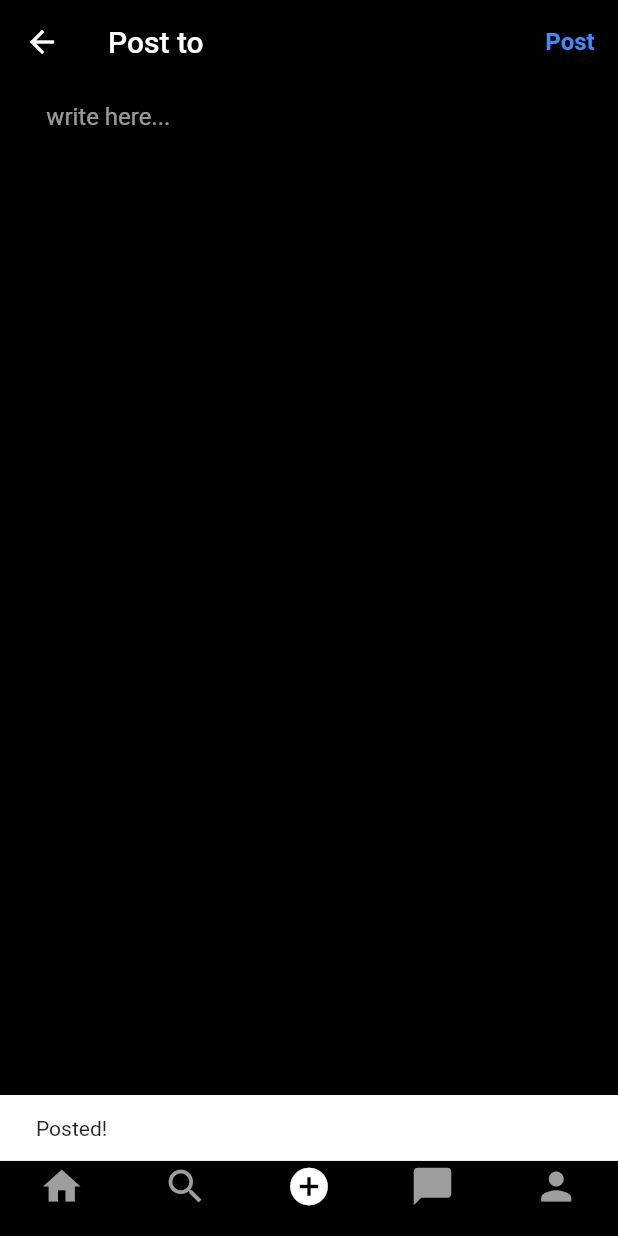
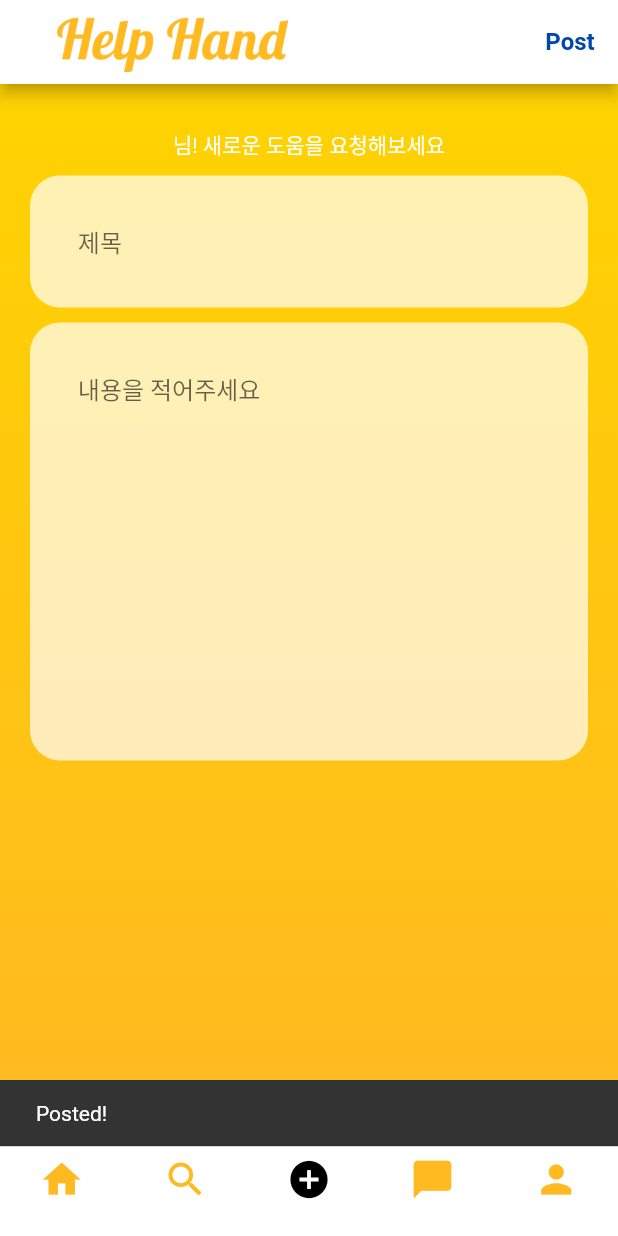
Before and after one commit to gkwls1012/madcamp_week3, a Flutter app: the screen it shows once a user with an empty profile is signed in, item 3 of the bottom bar chosen, after a tap on "Post", on a phone screen of 412 x 824 dp. Run offline on Flutter 3.47's test engine with Material 2 defaults, Android fonts, the phone set to English and light mode, and no system bars; our stand-ins replace cloud_firestore, firebase_auth, firebase_core, firebase_storage, image_picker; accounts and stored records are empty.

Commit message:
text add,show

```diff
--- a/lib/main.dart
+++ b/lib/main.dart
@@ -44,9 +44,6 @@ class MyApp extends StatelessWidget {
       child: MaterialApp(
           debugShowCheckedModeBanner: false,
           title: 'Help Hand',
-          theme: ThemeData.dark().copyWith(
-            scaffoldBackgroundColor: mobileBackgroundColor,
-          ),
           home: StreamBuilder(
             stream: FirebaseAuth.instance.authStateChanges(),
             builder: (context, snapshot) {
--- a/lib/models/post.dart
+++ b/lib/models/post.dart
@@ -1,33 +1,30 @@
 import 'package:cloud_firestore/cloud_firestore.dart';
 
 class Post {
+  final String title;
   final String description;
   final String uid;
   final String username;
   final String postId;
   final datePublished;
-  //final String postUrl;
-  //final String profImage;
   final likes;
 
   const Post({
+    required this.title,
     required this.description,
     required this.uid,
-    //required this.postUrl,
     required this.username,
     required this.postId,
-    //required this.profImage,
     required this.likes,
     required this.datePublished,
   });
 
   Map<String, dynamic> toJson() => {
+    "title": title,
     "username": username,
     "uid": uid,
     "description": description,
-    //"postUrl": postUrl,
     "postId": postId,
-    //"profImage": profImage,
     "likes": likes,
     "datePublished": datePublished,
   };
@@ -36,12 +33,11 @@ class Post {
     var snapshot = snap.data() as Map<String, dynamic>;
 
     return Post(
+      title: snapshot['title'],
       username: snapshot['username'],
       uid: snapshot['uid'],
       description: snapshot['description'],
-      //postUrl: snapshot['postUrl'],
       postId: snapshot['postId'],
-      //profImage: snapshot['profImage'],
       likes: snapshot['likes'],
       datePublished: snapshot['datePublished']
     );
--- a/lib/resources/firestore_methods.dart
+++ b/lib/resources/firestore_methods.dart
@@ -11,11 +11,10 @@ class FirestoreMethods {
 
   //upload post
   Future<String> uploadPost(
+      String title,
       String description,
-      //Uint8List file,
       String uid,
       String username,
-      //String profImage,
       ) async {
     String res = "some error occurred";
     try {
@@ -24,13 +23,12 @@ class FirestoreMethods {
 
       String postId = const Uuid().v1();
       Post post = Post(
+        title: title,
         description: description,
         uid: uid,
         username: username,
         postId: postId,
         datePublished: DateTime.now(),
-        //postUrl: photoUrl,
-        //profImage: profImage,
         likes: [],
       );
 
--- a/lib/responsive/mobile_screen_layout.dart
+++ b/lib/responsive/mobile_screen_layout.dart
@@ -65,31 +65,32 @@ class _MobileScreenLayoutState extends State<MobileScreenLayout> {
         controller: pageController,
         onPageChanged: onPageChanged,
       ),
-      bottomNavigationBar: CupertinoTabBar(
+      bottomNavigationBar: Container(
+        height: 60,
+        child: CupertinoTabBar(
           backgroundColor: mobileBackgroundColor,
             items: [
                 BottomNavigationBarItem(
-              icon: Icon(Icons.home, color: _page==0? primaryColor: secondaryColor,),
+                icon: Icon(Icons.home, color: _page==0? Colors.black : primaryColor ,),
+                label: '',
+                ),
+              BottomNavigationBarItem(
+              icon: Icon(Icons.search, color: _page==1? Colors.black: primaryColor,),
               label: '',
               backgroundColor: primaryColor,
               ),
               BottomNavigationBarItem(
-            icon: Icon(Icons.search, color: _page==1? primaryColor: secondaryColor,),
+              icon: Icon(Icons.add_circle, color: _page==2? Colors.black: primaryColor,),
               label: '',
               backgroundColor: primaryColor,
               ),
               BottomNavigationBarItem(
-            icon: Icon(Icons.add_circle, color: _page==2? primaryColor: secondaryColor,),
+              icon: Icon(Icons.chat_bubble, color: _page==3? Colors.black: primaryColor,),
               label: '',
               backgroundColor: primaryColor,
               ),
               BottomNavigationBarItem(
-            icon: Icon(Icons.chat_bubble, color: _page==3? primaryColor: secondaryColor,),
-            label: '',
-            backgroundColor: primaryColor,
-            ),
-            BottomNavigationBarItem(
-            icon: Icon(Icons.person,color: _page==4? primaryColor: secondaryColor,),
+              icon: Icon(Icons.person,color: _page==4? Colors.black: primaryColor,),
               label: '',
               backgroundColor: primaryColor,
               ),
@@ -97,6 +98,7 @@ class _MobileScreenLayoutState extends State<MobileScreenLayout> {
           onTap: navigationTapped,
 
         ),
+      ),
             );
           }
 }
--- a/lib/screens/add_screen.dart
+++ b/lib/screens/add_screen.dart
@@ -19,24 +19,22 @@ class Add extends StatefulWidget {
 
 class _AddState extends State<Add> {
   bool _isLoading = false;
-  Uint8List? _file;
+  final TextEditingController _titleController = TextEditingController();
   final TextEditingController _descriptionController = TextEditingController();
 
   void postImage(
     String uid,
     String username,
-    //String profImage,
   ) async {
     setState(() {
       _isLoading = true;
     });
     try {
       String res = await FirestoreMethods().uploadPost(
+        _titleController.text,
           _descriptionController.text,
-        //_file!,
         uid,
         username,
-          //profImage
       );
 
       if (res == "success") {
@@ -52,55 +50,9 @@ class _AddState extends State<Add> {
     });
   }
 
-  _selectImage(BuildContext context) async {
-    showDialog(
-      context: context,
-      builder: (context) {
-        return SimpleDialog(
-          title: const Text('Create a Post'),
-          children: [
-            SimpleDialogOption(
-              padding: const EdgeInsets.all(20),
-              child: const Text('Take a photo'),
-              onPressed: () async {
-                Navigator.of(context).pop();
-                Uint8List? file = await pickImage(ImageSource.camera);
-                if (file != null) {
-                  setState(() {
-                    _file = file;
-                  });
-                }
-              },
-            ),
-            SimpleDialogOption(
-              padding: const EdgeInsets.all(20),
-              child: const Text('Choose from gallery'),
-              onPressed: () async {
-                Navigator.of(context).pop();
-                Uint8List? file = await pickImage(ImageSource.gallery);
-                if (file != null) {
-                  setState(() {
-                    _file = file;
-                  });
-                }
-              },
-            ),
-            SimpleDialogOption(
-              padding: const EdgeInsets.all(20),
-              child: const Text('Cancel'),
-              onPressed: () {
-                Navigator.of(context).pop();
-              },
-            ),
-          ],
-        );
-      },
-    );
-  }
 
   String uid = "";
   String username = "";
-  //String photoUrl = "";
 
   @override
   void initState() {
@@ -117,13 +69,13 @@ class _AddState extends State<Add> {
     setState(() {
       username = (snap.data() as Map<String, dynamic>)['username'];
       uid = (snap.data() as Map<String, dynamic>)['uid'];
-      //photoUrl = (snap.data() as Map<String, dynamic>)['photoUrl'];
     });
   }
 
   @override
   void dispose() {
     super.dispose();
+    _titleController.dispose();
     _descriptionController.dispose();
   }
 
@@ -132,24 +84,27 @@ class _AddState extends State<Add> {
     return Scaffold(
       appBar: AppBar(
         backgroundColor: mobileBackgroundColor,
-        leading: IconButton(
-          icon: const Icon(Icons.arrow_back),
-          onPressed: () => {},
+        title: Row(
+          children: [
+            Image(
+              image: AssetImage('assets/logo_helphand.png'),
+              height: 40,
+              color: primaryColor,
             ),
-        title: const Text('Post to'),
-        centerTitle: false,
+          ],
+        ),
         actions: [
           TextButton(
             onPressed: () => postImage(uid, username),
             child: _isLoading
                 ? const Center(
                     child: CircularProgressIndicator(
-                    color: primaryColor,
+                    color: Colors.white,
                   ))
                 : const Text(
                     'Post',
                     style: TextStyle(
-                      color: Colors.blueAccent,
+                      color: blueColor1,
                       fontWeight: FontWeight.bold,
                       fontSize: 16,
                     ),
@@ -157,47 +112,72 @@ class _AddState extends State<Add> {
           ),
         ],
       ),
-      body: Column(
+      body: Container(
+        decoration: BoxDecoration(
+          gradient: LinearGradient(
+            colors: [secondaryColor, primaryColor],
+            begin: Alignment.topCenter,
+            end: Alignment.bottomCenter,
+          ),
+        ),
+        child: Column(
           children: [
-          Row(
+            Column(
               mainAxisAlignment: MainAxisAlignment.spaceAround,
               crossAxisAlignment: CrossAxisAlignment.start,
               children: [
-              SizedBox(
-                width: MediaQuery.of(context).size.width * 0.7,
+                Container(
+                  margin: const EdgeInsets.only(left: 20, right: 20, top: 30),
+                  child: Center(
+                    child: Text(
+                      username + '님! 새로운 도움을 요청해보세요',
+                      style: TextStyle(color: Colors.white),
+                    ),
+                  ),
+                ),
+
+
+                Container(
+                  margin: const EdgeInsets.symmetric(horizontal: 20, vertical: 10),
+                  decoration: BoxDecoration(
+                    color: Colors.white.withOpacity(0.7),
+                    borderRadius: BorderRadius.circular(20),
+                  ),
+                  child: Padding(
+                    padding: const EdgeInsets.all(20),
+                    child: TextField(
+                      controller: _titleController,
+                      decoration: InputDecoration(
+                        hintText: "   제목",
+                        border: InputBorder.none,
+                      ),
+                      maxLines: 1,
+                    ),
+                  ),
+                ),
+                Container(
+                  margin: const EdgeInsets.symmetric(horizontal: 20),
+                  decoration: BoxDecoration(
+                    color: Colors.white.withOpacity(0.7),
+                    borderRadius: BorderRadius.circular(20),
+                  ),
+                  child: Padding(
+                    padding: const EdgeInsets.all(20),
                   child: TextField(
                     controller: _descriptionController,
-                  decoration: const InputDecoration(
-                    hintText: "write here...",
+                    decoration: InputDecoration(
+                      hintText: "   내용을 적어주세요",
                       border: InputBorder.none,
                     ),
                     maxLines: 12,
+                  ),),
                 ),
-              ),
-              /*
-                    SizedBox(
-                      height: 90,
-                      width: 90,
-                      child: AspectRatio(
-                        aspectRatio: 487 / 451,
-                        child: Container(
-                          decoration: BoxDecoration(
-                            image: DecorationImage(
-                              image: MemoryImage(_file!),
-                              fit: BoxFit.fill,
-                              alignment: FractionalOffset.topCenter,
-                            ),
-                          ),
-                        ),
-                      ),
-                    ),
-                    */
 
-              const Divider(),
               ],
             ),
           ],
         ),
+      ),
     );
   }
 }
--- a/lib/screens/feed_screen.dart
+++ b/lib/screens/feed_screen.dart
@@ -13,18 +13,24 @@ class FeedScreen extends StatelessWidget {
         backgroundColor: mobileBackgroundColor,
         centerTitle: false,
         title: Container(
-          margin: const EdgeInsets.only(top: 20),
+          //margin: const EdgeInsets.only(top: 20),
           child: Image(
                 image: AssetImage('assets/logo_helphand.png'),
                 height: 40,
                 color: primaryColor,
               ),
           ),
-        actions: [
-          IconButton(onPressed: () {}, icon: Icon(Icons.messenger_outline_outlined))
-        ],
         ),
-      body: StreamBuilder(
+
+      body: Container(
+        decoration: BoxDecoration(
+          gradient: LinearGradient(
+            colors: [secondaryColor, primaryColor],
+            begin: Alignment.topCenter,
+            end: Alignment.bottomCenter,
+          ),
+        ),
+        child: StreamBuilder(
           stream: FirebaseFirestore.instance.collection('posts').snapshots(),
           builder: (context, AsyncSnapshot<QuerySnapshot<Map<String,dynamic>>> snapshot){
             if(snapshot.connectionState == ConnectionState.waiting){
@@ -40,6 +46,7 @@ class FeedScreen extends StatelessWidget {
             );
           }
         ),
+      ),
     );
   }
 }
--- /dev/null
+++ b/lib/screens/home_screen.dart
@@ -0,0 +1,40 @@
+import 'dart:typed_data';
+import 'package:cloud_firestore/cloud_firestore.dart';
+import 'package:firebase_auth/firebase_auth.dart';
+import 'package:flutter/material.dart';
+import 'package:image_picker/image_picker.dart';
+import 'package:provider/provider.dart';
+import 'package:untitled/resources/firestore_methods.dart';
+import 'package:untitled/utils/colors.dart';
+import 'package:untitled/utils/utils.dart';
+import '../models/user.dart' as model;
+import '../providers/user_provider.dart';
+
+class HomeScreen extends StatefulWidget {
+  const HomeScreen({super.key});
+
+  @override
+  State<HomeScreen> createState() => _HomeScreenState();
+}
+
+class _HomeScreenState extends State<HomeScreen> {
+  @override
+  Widget build(BuildContext context) {
+    return Scaffold(
+      appBar: AppBar(
+        backgroundColor: mobileBackgroundColor,
+        title: Row(
+          children: [
+            Image(
+              image: AssetImage('assets/logo_helphand.png'),
+              height: 40,
+              color: primaryColor,
+            ),
+          ],
+        ),
+      ),
+      body:
+        Text('Home'),
+    );
+  }
+}
--- a/lib/screens/login_screen.dart
+++ b/lib/screens/login_screen.dart
@@ -78,10 +78,19 @@ class _LoginScreenState extends State<LoginScreen> {
                 flex: 1,
               ),
               //image
-              Image(
-                image: AssetImage('assets/logo_helphand.png'),
-                color: primaryColor,
-                height: 64,
+              Row(
+                children: [
+                  Image(
+                    image: AssetImage('assets/wavinghand.png'),
+                    color: primaryColor,
+                    height: 64,
+                  ),
+                  Image(
+                    image: AssetImage('assets/logo_helphand.png'),
+                    color: primaryColor,
+                    height: 64,
+                  ),
+                ],
               ),
               const SizedBox(height: 64),
               //text field input for email
@@ -113,11 +122,11 @@ class _LoginScreenState extends State<LoginScreen> {
                     height: 40,
                     decoration: BoxDecoration(
                       borderRadius: BorderRadius.circular(4),
-                      color: blueColor,
+                      color: blueColor2,
                     ),
                     child: _isLoading
                         ? const Center(child: CircularProgressIndicator(
-                      color: primaryColor,
+                      color: Colors.white,
                     ))
                         : const Center(
                             child: const Padding(
--- a/lib/screens/signup_screen.dart
+++ b/lib/screens/signup_screen.dart
@@ -180,12 +180,12 @@ class _SignupScreenState extends State<SignupScreen> {
                     height: 40,
                     decoration: BoxDecoration(
                       borderRadius: BorderRadius.circular(4),
-                      color: blueColor,
+                      color: blueColor2,
                     ),
                     child: _isLoading
                         ? const Center(
                             child: CircularProgressIndicator(
-                            color: primaryColor,
+                            color: Colors.white,
                           ))
                         : Center(
                             child: const Padding(
--- a/lib/utils/colors.dart
+++ b/lib/utils/colors.dart
@@ -1,8 +1,9 @@
 import 'package:flutter/material.dart';
 
-const mobileBackgroundColor = Color.fromRGBO(0, 0, 0, 1);
+const mobileBackgroundColor = Color.fromRGBO(255, 255, 255, 1.0);
 const webBackgroundColor = Color.fromRGBO(18, 18, 18, 1);
 const mobileSearchColor = Color.fromRGBO(38, 38, 38, 1);
-const blueColor = Color.fromRGBO(0, 149, 246, 1);
-const primaryColor = Colors.white;
-const secondaryColor = Colors.grey;
+const blueColor1 = Color.fromRGBO(0, 71, 172, 1.0);
+const blueColor2 = Color.fromRGBO(20, 151, 212, 1.0);
+const primaryColor = Color.fromRGBO(255,185,33,1);
+const secondaryColor = Color.fromRGBO(255,211,1,1);
--- a/lib/utils/global_variables.dart
+++ b/lib/utils/global_variables.dart
@@ -1,13 +1,14 @@
 import 'package:flutter/material.dart';
 import 'package:untitled/screens/feed_screen.dart';
 import '../screens/add_screen.dart';
+import '../screens/home_screen.dart';
 
 const webScreenSize = 600;
 
 const homeScreenItems = [
+    HomeScreen(),
     FeedScreen(),
-    Text('search'),
     Add(),
-    Text('notif'),
+    Text('chat list'),
     Text('profile'),
   ];
--- a/pubspec.yaml
+++ b/pubspec.yaml
@@ -38,6 +38,7 @@ dependencies:
   image_picker: ^1.0.1
   provider: ^6.0.5
   uuid: ^3.0.7
+  intl: ^0.17.0
 
 dev_dependencies:
   flutter_lints: ^2.0.0
@@ -56,6 +57,7 @@ flutter:
   assets:
     - assets/logo_helphand.png
     - assets/wavinghand.png
+    - assets/profileimage.png
   # An image asset can refer to one or more resolution-specific "variants", see
   # https://flutter.dev/assets-and-images/#resolution-aware
   # For details regarding adding assets from package dependencies, see
```
Also changed, not shown: lib/widgets/post_card.dart (+29 -78 lines), assets/logo_helphand.png, assets/profileimage.png (added), pubspec.lock. Lines whose indentation alone changed are shown as unchanged.
